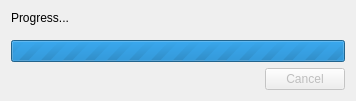
Above: sharedcode/progressdialog.ui from spytheman/piGameCreator before the change. Below: the same form after it.
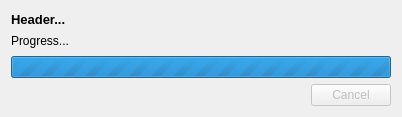
That is the form after the change.

```diff
--- a/sharedcode/progressdialog.ui
+++ b/sharedcode/progressdialog.ui
@@ -6,15 +6,15 @@
    <rect>
     <x>0</x>
     <y>0</y>
-    <width>356</width>
-    <height>101</height>
+    <width>402</width>
+    <height>117</height>
    </rect>
   </property>
   <property name="windowTitle">
    <string>Form</string>
   </property>
   <layout class="QGridLayout" name="gridLayout">
-   <item row="0" column="0" colspan="2">
+   <item row="1" column="0" colspan="2">
     <widget class="QLabel" name="label">
      <property name="sizePolicy">
       <sizepolicy hsizetype="Ignored" vsizetype="Preferred">
@@ -30,7 +30,7 @@
      </property>
     </widget>
    </item>
-   <item row="1" column="0" colspan="2">
+   <item row="2" column="0" colspan="2">
     <widget class="QProgressBar" name="progressBar">
      <property name="maximum">
       <number>0</number>
@@ -43,7 +43,7 @@
      </property>
     </widget>
    </item>
-   <item row="2" column="1">
+   <item row="3" column="1">
     <widget class="QPushButton" name="pushButton">
      <property name="enabled">
       <bool>false</bool>
@@ -59,6 +59,20 @@
      </property>
     </widget>
    </item>
+   <item row="0" column="0">
+    <widget class="QLabel" name="labelHeader">
+     <property name="font">
+      <font>
+       <pointsize>10</pointsize>
+       <weight>75</weight>
+       <bold>true</bold>
+      </font>
+     </property>
+     <property name="text">
+      <string>Header...</string>
+     </property>
+    </widget>
+   </item>
   </layout>
  </widget>
  <resources/>
```
